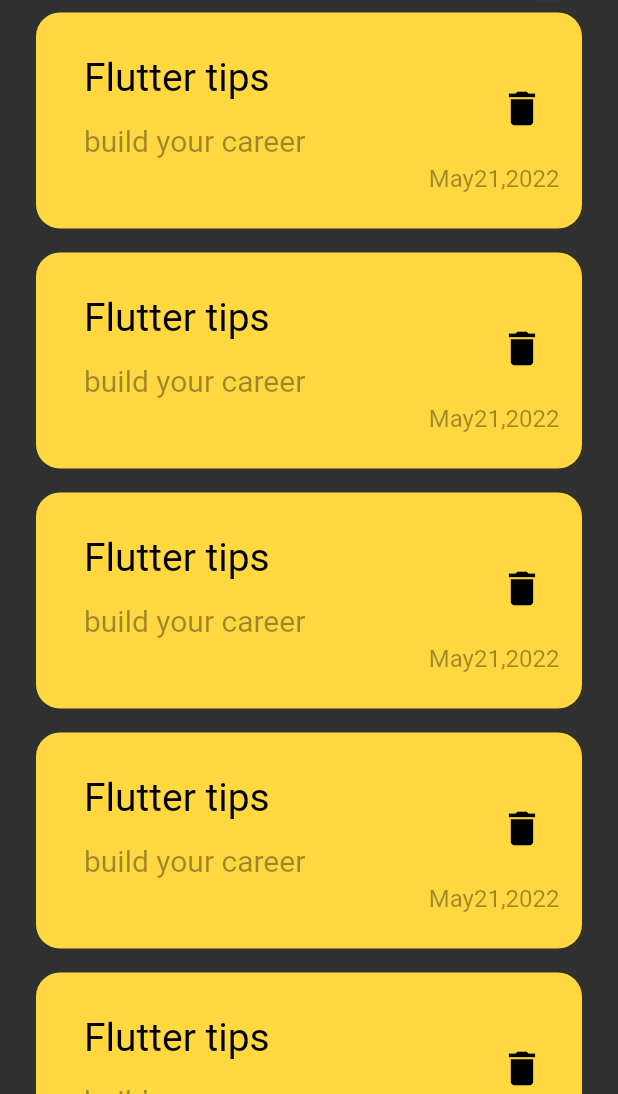
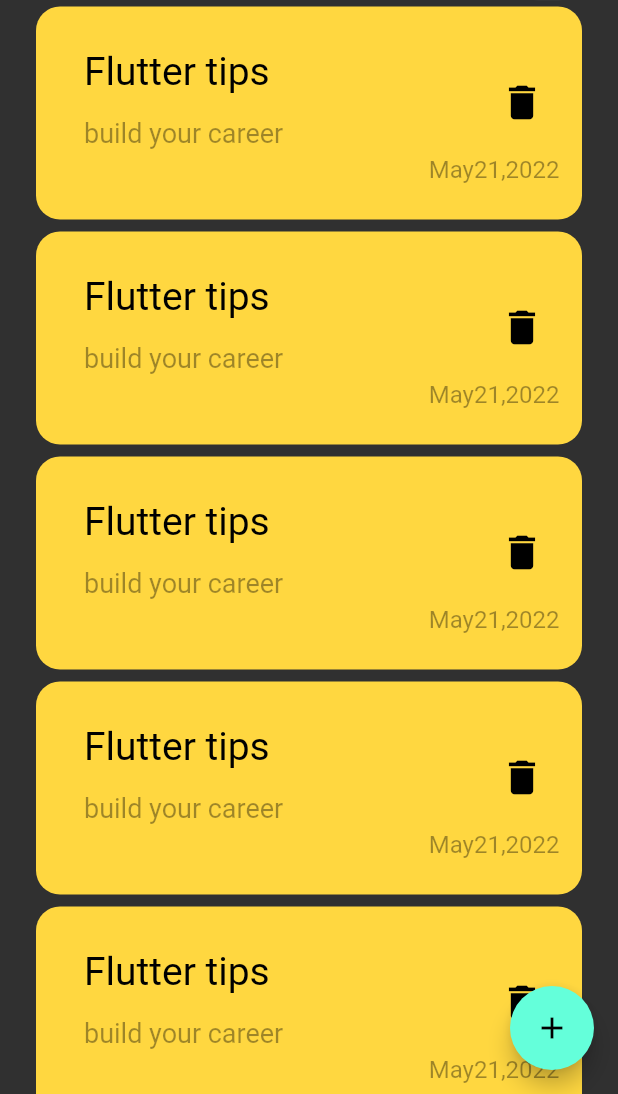
Before and after one commit to ReemOsama30/notes_app, a Flutter app: the screen it shows after launch, on a phone screen of 412 x 824 dp, the part 142-1236 px from its top. Run offline on Flutter 3.47's test engine with Material 2 defaults, Android fonts, the phone set to English and light mode, and no system bars; Roboto replaces fonts that are missing (Poppins).

Commit message:
add Floating Action Button

```diff
--- a/lib/layout/notesapp.dart
+++ b/lib/layout/notesapp.dart
@@ -6,6 +6,7 @@ class NotesApp  extends StatelessWidget {
   @override
   Widget build(BuildContext context) {
     return Scaffold(
+      floatingActionButton: FloatingActionButton(onPressed: (){},child:const Icon(Icons.add),),
       body:const NotesAppBody()
 
     );
--- a/lib/widgets/note_items.dart
+++ b/lib/widgets/note_items.dart
@@ -20,7 +20,7 @@ class NoteItems extends StatelessWidget {
             title:const  Text("Flutter tips",style: TextStyle(color: Colors.black,fontSize: 26,),),
             subtitle:const  Padding(
               padding:  EdgeInsets.only(top:16.0),
-              child:  Text("build your career",style: TextStyle(color: Colors.black38,fontSize: 20),),
+              child:  Text("build your career",style: TextStyle(color: Colors.black38,fontSize: 18),),
             )
             ,trailing: IconButton(icon:const Icon(Icons.delete,color: Colors.black,size: 30,) ,onPressed: (){},),
           ),
--- a/lib/widgets/notes_list_view.dart
+++ b/lib/widgets/notes_list_view.dart
@@ -10,7 +10,7 @@ class NotesListView extends StatelessWidget {
     return ListView.builder(itemBuilder: (context,index)
     {
       return const Padding(
-        padding:  EdgeInsets.symmetric(vertical: 8.0),
+        padding:  EdgeInsets.symmetric(vertical: 4.0),
         child:    NoteItems(),
       );
 
```
